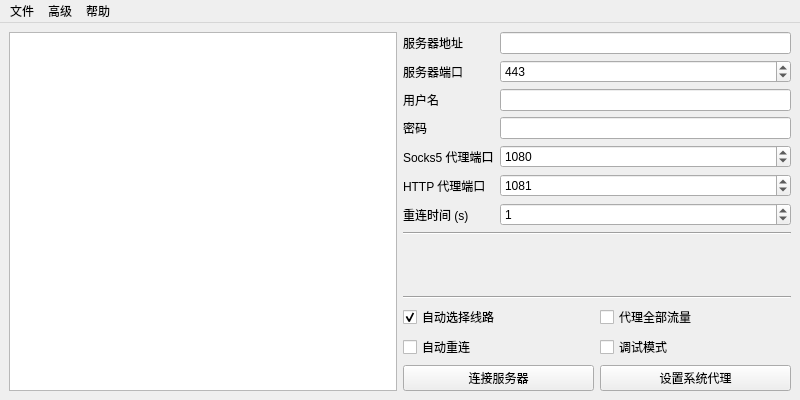
Qt form mainwindow.ui (Mythologyli/ZJU-Connect-for-Windows) before a commit.
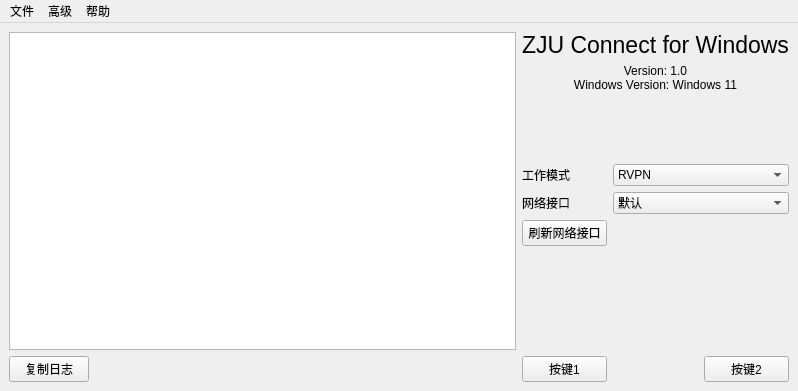
The same form after that commit.

Patch:
```diff
--- a/mainwindow.ui
+++ b/mainwindow.ui
@@ -6,16 +6,135 @@
    <rect>
     <x>0</x>
     <y>0</y>
-    <width>800</width>
-    <height>400</height>
+    <width>798</width>
+    <height>391</height>
    </rect>
   </property>
   <property name="windowTitle">
    <string>ZJU Connect for Windows</string>
   </property>
   <widget class="QWidget" name="centralWidget">
-   <layout class="QGridLayout" name="gridLayout_3">
-    <item row="2" column="1">
+   <layout class="QGridLayout" name="gridLayout">
+    <item row="4" column="1">
+     <widget class="QLabel" name="interfaceLabel">
+      <property name="sizePolicy">
+       <sizepolicy hsizetype="Preferred" vsizetype="Fixed">
+        <horstretch>0</horstretch>
+        <verstretch>0</verstretch>
+       </sizepolicy>
+      </property>
+      <property name="toolTip">
+       <string>只有同时连接有线无线时需要设置</string>
+      </property>
+      <property name="text">
+       <string>网络接口</string>
+      </property>
+     </widget>
+    </item>
+    <item row="3" column="1">
+     <widget class="QLabel" name="label2">
+      <property name="sizePolicy">
+       <sizepolicy hsizetype="Preferred" vsizetype="Fixed">
+        <horstretch>0</horstretch>
+        <verstretch>0</verstretch>
+       </sizepolicy>
+      </property>
+      <property name="text">
+       <string>工作模式</string>
+      </property>
+     </widget>
+    </item>
+    <item row="5" column="1">
+     <widget class="QPushButton" name="refreshInterfaceButton">
+      <property name="sizePolicy">
+       <sizepolicy hsizetype="Preferred" vsizetype="Fixed">
+        <horstretch>0</horstretch>
+        <verstretch>0</verstretch>
+       </sizepolicy>
+      </property>
+      <property name="text">
+       <string>刷新网络接口</string>
+      </property>
+     </widget>
+    </item>
+    <item row="4" column="2" colspan="2">
+     <widget class="QComboBox" name="interfaceComboBox">
+      <item>
+       <property name="text">
+        <string>默认</string>
+       </property>
+      </item>
+     </widget>
+    </item>
+    <item row="3" column="2" colspan="2">
+     <widget class="QComboBox" name="modeComboBox">
+      <item>
+       <property name="text">
+        <string>RVPN</string>
+       </property>
+      </item>
+      <item>
+       <property name="text">
+        <string>网页认证登录</string>
+       </property>
+      </item>
+      <item>
+       <property name="text">
+        <string>有线网 L2TP</string>
+       </property>
+      </item>
+     </widget>
+    </item>
+    <item row="1" column="1" colspan="3">
+     <widget class="QLabel" name="versionLabel">
+      <property name="sizePolicy">
+       <sizepolicy hsizetype="Preferred" vsizetype="Maximum">
+        <horstretch>0</horstretch>
+        <verstretch>0</verstretch>
+       </sizepolicy>
+      </property>
+      <property name="text">
+       <string>Version: 1.0
+Windows Version: Windows 11
+</string>
+      </property>
+      <property name="alignment">
+       <set>Qt::AlignCenter</set>
+      </property>
+     </widget>
+    </item>
+    <item row="0" column="1" colspan="3">
+     <widget class="QLabel" name="label1">
+      <property name="sizePolicy">
+       <sizepolicy hsizetype="Preferred" vsizetype="Fixed">
+        <horstretch>0</horstretch>
+        <verstretch>0</verstretch>
+       </sizepolicy>
+      </property>
+      <property name="font">
+       <font>
+        <pointsize>17</pointsize>
+       </font>
+      </property>
+      <property name="toolTip">
+       <string>你好呀</string>
+      </property>
+      <property name="text">
+       <string>ZJU Connect for Windows</string>
+      </property>
+     </widget>
+    </item>
+    <item row="0" column="0" rowspan="8">
+     <widget class="QPlainTextEdit" name="logPlainTextEdit">
+      <property name="readOnly">
+       <bool>true</bool>
+      </property>
+      <property name="maximumBlockCount">
+       <number>1000</number>
+      </property>
+     </widget>
+    </item>
+    <item row="2" column="1" colspan="3">
      <widget class="QLabel" name="statusLabel">
       <property name="font">
        <font>
@@ -37,253 +156,61 @@
       </property>
      </widget>
     </item>
-    <item row="1" column="1">
-     <widget class="Line" name="line1">
+    <item row="8" column="0">
+     <widget class="QPushButton" name="copyLogPushButton">
+      <property name="sizePolicy">
+       <sizepolicy hsizetype="Fixed" vsizetype="Fixed">
+        <horstretch>0</horstretch>
+        <verstretch>0</verstretch>
+       </sizepolicy>
+      </property>
+      <property name="toolTip">
+       <string>复制日志到剪贴板</string>
+      </property>
+      <property name="text">
+       <string>复制日志</string>
+      </property>
+     </widget>
+    </item>
+    <item row="8" column="1">
+     <widget class="QPushButton" name="pushButton1">
+      <property name="font">
+       <font>
+        <pointsize>9</pointsize>
+       </font>
+      </property>
+      <property name="text">
+       <string>按键1</string>
+      </property>
+     </widget>
+    </item>
+    <item row="8" column="3">
+     <widget class="QPushButton" name="pushButton2">
+      <property name="font">
+       <font>
+        <pointsize>9</pointsize>
+       </font>
+      </property>
+      <property name="text">
+       <string>按键2</string>
+      </property>
+     </widget>
+    </item>
+    <item row="8" column="2">
+     <spacer name="horizontalSpacer">
       <property name="orientation">
        <enum>Qt::Horizontal</enum>
       </property>
-     </widget>
-    </item>
-    <item row="0" column="1">
-     <layout class="QGridLayout" name="gridLayout1">
-      <item row="4" column="1">
-       <widget class="QSpinBox" name="socks5PortSpinBox">
-        <property name="font">
-         <font>
-          <pointsize>9</pointsize>
-         </font>
-        </property>
-        <property name="maximum">
-         <number>65535</number>
-        </property>
-        <property name="value">
-         <number>1080</number>
-        </property>
-       </widget>
-      </item>
-      <item row="4" column="0">
-       <widget class="QLabel" name="label5">
-        <property name="font">
-         <font>
-          <pointsize>9</pointsize>
-         </font>
-        </property>
-        <property name="text">
-         <string>Socks5 代理端口</string>
-        </property>
-       </widget>
-      </item>
-      <item row="2" column="1">
-       <widget class="QLineEdit" name="usernameLineEdit">
-        <property name="font">
-         <font>
-          <pointsize>9</pointsize>
-         </font>
-        </property>
-       </widget>
-      </item>
-      <item row="2" column="0">
-       <widget class="QLabel" name="label3">
-        <property name="font">
-         <font>
-          <pointsize>9</pointsize>
-         </font>
-        </property>
-        <property name="text">
-         <string>用户名</string>
-        </property>
-       </widget>
-      </item>
-      <item row="1" column="1">
-       <widget class="QSpinBox" name="serverPortSpinBox">
-        <property name="font">
-         <font>
-          <pointsize>9</pointsize>
-         </font>
-        </property>
-        <property name="maximum">
-         <number>65535</number>
-        </property>
-        <property name="value">
-         <number>443</number>
-        </property>
-       </widget>
-      </item>
-      <item row="3" column="1">
-       <widget class="QLineEdit" name="passwordLineEdit">
-        <property name="font">
-         <font>
-          <pointsize>9</pointsize>
-         </font>
-        </property>
-       </widget>
-      </item>
-      <item row="1" column="0">
-       <widget class="QLabel" name="label2">
-        <property name="font">
-         <font>
-          <pointsize>9</pointsize>
-         </font>
-        </property>
-        <property name="text">
-         <string>服务器端口</string>
-        </property>
-       </widget>
-      </item>
-      <item row="0" column="1">
-       <widget class="QLineEdit" name="serverAddressLineEdit">
-        <property name="font">
-         <font>
-          <pointsize>9</pointsize>
-         </font>
-        </property>
-       </widget>
-      </item>
-      <item row="0" column="0">
-       <widget class="QLabel" name="label1">
-        <property name="font">
-         <font>
-          <pointsize>9</pointsize>
-         </font>
-        </property>
-        <property name="text">
-         <string>服务器地址</string>
-        </property>
-       </widget>
-      </item>
-      <item row="6" column="1">
-       <widget class="QSpinBox" name="reconnectTimeSpinBox">
-        <property name="maximum">
-         <number>3600</number>
-        </property>
-        <property name="value">
-         <number>1</number>
-        </property>
-       </widget>
-      </item>
-      <item row="6" column="0">
-       <widget class="QLabel" name="label7">
-        <property name="font">
-         <font>
-          <pointsize>9</pointsize>
-         </font>
-        </property>
-        <property name="text">
-         <string>重连时间 (s)</string>
-        </property>
-       </widget>
-      </item>
-      <item row="3" column="0">
-       <widget class="QLabel" name="label4">
-        <property name="font">
-         <font>
-          <pointsize>9</pointsize>
-         </font>
-        </property>
-        <property name="text">
-         <string>密码</string>
-        </property>
-       </widget>
-      </item>
-      <item row="5" column="0">
-       <widget class="QLabel" name="label6">
-        <property name="text">
-         <string>HTTP 代理端口</string>
-        </property>
-       </widget>
-      </item>
-      <item row="5" column="1">
-       <widget class="QSpinBox" name="httpPortSpinBox">
-        <property name="maximum">
-         <number>65535</number>
-        </property>
-        <property name="value">
-         <number>1081</number>
-        </property>
-       </widget>
-      </item>
-     </layout>
-    </item>
-    <item row="0" column="0" rowspan="4">
-     <widget class="QTextBrowser" name="logTextBrowser">
-      <property name="font">
-       <font>
-        <pointsize>7</pointsize>
-       </font>
+      <property name="sizeType">
+       <enum>QSizePolicy::Fixed</enum>
       </property>
-     </widget>
-    </item>
-    <item row="3" column="1">
-     <layout class="QGridLayout" name="gridLayout2">
-      <item row="2" column="0">
-       <widget class="QCheckBox" name="autoReconnectCheckBox">
-        <property name="text">
-         <string>自动重连</string>
-        </property>
-       </widget>
-      </item>
-      <item row="3" column="0">
-       <widget class="QPushButton" name="linkPushButton">
-        <property name="font">
-         <font>
-          <pointsize>9</pointsize>
-         </font>
-        </property>
-        <property name="text">
-         <string>连接服务器</string>
-        </property>
-       </widget>
-      </item>
-      <item row="2" column="1">
-       <widget class="QCheckBox" name="debugCheckBox">
-        <property name="text">
-         <string>调试模式</string>
-        </property>
-       </widget>
-      </item>
-      <item row="3" column="1">
-       <widget class="QPushButton" name="systemProxyPushButton">
-        <property name="font">
-         <font>
-          <pointsize>9</pointsize>
-         </font>
-        </property>
-        <property name="text">
-         <string>设置系统代理</string>
-        </property>
-       </widget>
-      </item>
-      <item row="0" column="0" colspan="2">
-       <widget class="Line" name="line2">
-        <property name="orientation">
-         <enum>Qt::Horizontal</enum>
-        </property>
-       </widget>
-      </item>
-      <item row="1" column="1">
-       <widget class="QCheckBox" name="proxyAllCheckBox">
-        <property name="text">
-         <string>代理全部流量</string>
-        </property>
-       </widget>
-      </item>
-      <item row="1" column="0">
-       <widget class="QCheckBox" name="multiLineCheckBox">
-        <property name="text">
-         <string>自动选择线路</string>
-        </property>
-        <property name="checked">
-         <bool>true</bool>
-        </property>
-        <property name="autoExclusive">
-         <bool>false</bool>
-        </property>
-        <property name="tristate">
-         <bool>false</bool>
-        </property>
-       </widget>
-      </item>
-     </layout>
+      <property name="sizeHint" stdset="0">
+       <size>
+        <width>40</width>
+        <height>20</height>
+       </size>
+      </property>
+     </spacer>
     </item>
    </layout>
   </widget>
@@ -292,8 +219,8 @@
     <rect>
      <x>0</x>
      <y>0</y>
-     <width>800</width>
-     <height>21</height>
+     <width>798</width>
+     <height>22</height>
     </rect>
    </property>
    <property name="styleSheet">
```
Left out of the diff: 49 changed lines with no effect on the pictures.
